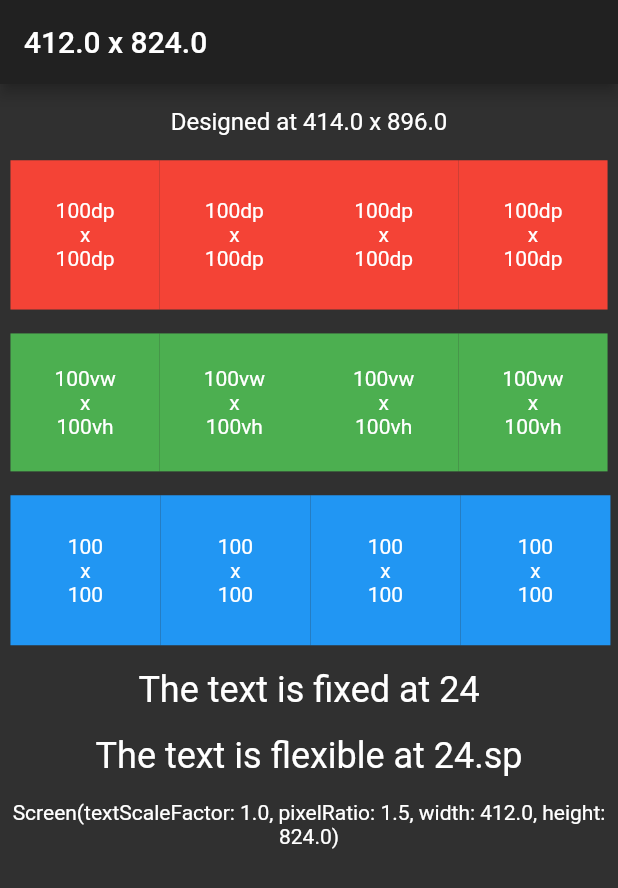
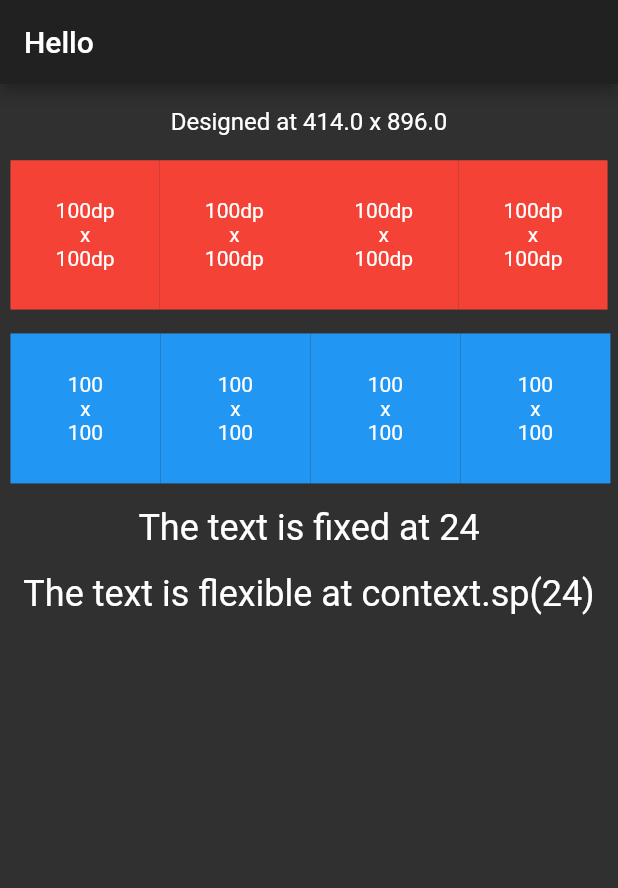
Before and after one commit to jogboms/flutter_scale_aware, a Flutter app: the screen it shows after launch, on a phone screen of 412 x 824 dp. Shown: the top 888 px of the screen. Run offline on Flutter 3.47's test engine with Material 2 defaults, Android fonts, the phone set to English and light mode, and no system bars.

Commit message:
Rework implementation detail

```diff
--- a/example/lib/main.dart
+++ b/example/lib/main.dart
@@ -1,23 +1,18 @@
 import 'package:flutter/material.dart';
-import 'package:flutter_screen_aware/flutter_screen_aware.dart';
+import 'package:flutter_scale_aware/flutter_scale_aware.dart';
 
 void main() => runApp(MyApp());
 
 class MyApp extends StatelessWidget {
   @override
   Widget build(BuildContext context) {
-    return ScreenAwareProvider(
-      config: ScreenConfig(),
-      builder: (_, screen, __) => MaterialApp(
+    return ScaleAware(
+      config: ScaleConfig(),
+      child: MaterialApp(
         title: 'Demo',
         theme: ThemeData.dark(),
-        home: _MyHomePage(title: '${screen.size.width} x ${screen.size.height}'),
+        home: _MyHomePage(title: 'Hello'),
       ),
-//      child: MaterialApp(
-//        title: 'Demo',
-//        theme: ThemeData.dark(),
-//        home: _MyHomePage(title: '${Screen().size.width} x ${Screen().size.height}'),
-//      ),
     );
   }
 }
@@ -32,41 +27,33 @@ class _MyHomePage extends StatelessWidget {
     return Scaffold(
       appBar: AppBar(title: Text(title)),
       body: SingleChildScrollView(
-        padding: EdgeInsets.symmetric(horizontal: 7.dp),
+        padding: EdgeInsets.symmetric(horizontal: context.scale(7)),
         child: Center(
           child: Column(
             children: <Widget>[
-              SizedBox(height: 16.dp),
+              SizedBox(height: context.scale(16)),
               Text(
-                'Designed at ${Screen().config.width} x ${Screen().config.height}',
-                style: TextStyle(fontSize: 16.sp),
+                'Designed at ${ScaleAware.of(context).width} x ${ScaleAware.of(context).height}',
+                style: TextStyle(fontSize: context.fontScale(16)),
                 textAlign: TextAlign.center,
               ),
-              SizedBox(height: 16.dp),
-              _Boxes(size: Size.square(100.dp), color: Colors.red, label: ["100dp", "100dp"]),
-              SizedBox(height: 16.dp),
-              _Boxes(size: Size(100.vw, 100.vh), color: Colors.green, label: ["100vw", "100vh"]),
-              SizedBox(height: 16.dp),
+              SizedBox(height: context.scale(16)),
+              _Boxes(size: Size.square(context.scale(100)), color: Colors.red, label: ["100dp", "100dp"]),
+              SizedBox(height: context.scale(16)),
               _Boxes(size: Size.square(100), color: Colors.blue, label: ["100", "100"]),
-              SizedBox(height: 16.dp),
+              SizedBox(height: context.scale(16)),
               Text(
                 'The text is fixed at 24',
                 style: TextStyle(fontSize: 24),
                 textAlign: TextAlign.center,
               ),
-              SizedBox(height: 16.dp),
+              SizedBox(height: context.scale(16)),
               Text(
-                'The text is flexible at 24.sp',
-                style: TextStyle(fontSize: 24.sp),
+                'The text is flexible at context.sp(24)',
+                style: TextStyle(fontSize: context.fontScale(24)),
                 textAlign: TextAlign.center,
               ),
-              SizedBox(height: 16.dp),
-              Text(
-                Screen().toString(),
-                style: TextStyle(fontSize: 14.sp),
-                textAlign: TextAlign.center,
-              ),
-              SizedBox(height: 48.dp),
+              SizedBox(height: context.scale(48)),
             ],
           ),
         ),
@@ -94,7 +81,7 @@ class _Boxes extends StatelessWidget {
           child: Center(
             child: Text(
               label.join("\nx\n"),
-              style: TextStyle(fontSize: 14.sp),
+              style: TextStyle(fontSize: context.fontScale(14)),
               textAlign: TextAlign.center,
             ),
           ),
--- a/example/pubspec.yaml
+++ b/example/pubspec.yaml
@@ -8,7 +8,7 @@ environment:
 dependencies:
   flutter:
     sdk: flutter
-  flutter_screen_aware:
+  flutter_scale_aware:
     path: ../
 
 dev_dependencies:
--- /dev/null
+++ b/lib/flutter_scale_aware.dart
@@ -0,0 +1,6 @@
+library flutter_screen_aware;
+
+export 'src/extensions.dart';
+export 'src/scale.dart';
+export 'src/scale_aware.dart';
+export 'src/scale_config.dart';
--- a/lib/flutter_screen_aware.dart
+++ /dev/null
@@ -1,6 +0,0 @@
-library flutter_screen_aware;
-
-export 'src/config.dart';
-export 'src/extensions.dart';
-export 'src/provider.dart';
-export 'src/screen.dart';
--- a/lib/src/extensions.dart
+++ b/lib/src/extensions.dart
@@ -1,15 +1,17 @@
-import 'screen.dart';
+import 'package:flutter/widgets.dart';
 
-extension ScreenAwareExtensions<T extends num> on T {
-  /// Device-independent pixels. Where One pixel on a 160dpi screen, and equals two pixels for a 320dpi screen.
-  double get dp => Screen()?.dp(this) ?? toDouble();
+import 'scale.dart';
+import 'scale_aware.dart';
 
-  /// Relative to 1% of the height of the viewport (device window size). If the viewport is 800px high, 1vh = 8px.
-  double get vh => Screen()?.vh(this) ?? toDouble();
+extension BuildContextExtensions on BuildContext {
+  Scale get _scale {
+    final data = MediaQuery.of(this);
+    return Scale(size: data.size, textScaleFactor: data.textScaleFactor, config: ScaleAware.of(this));
+  }
 
-  /// Relative to 1% of the width of the viewport (device window size). If the viewport is 500px wide, 1vw = 5px.
-  double get vw => Screen()?.vw(this) ?? toDouble();
+  /// Pixels scaled per device from design. Where One pixel on a 160px screen equals two pixels on a 320px screen.
+  double scale(num width) => _scale.scale(width);
 
   /// Relative to the font-size setting of the actual device
-  double get sp => Screen()?.sp(this) ?? toDouble();
+  double fontScale(num fontSize) => _scale.fontScale(fontSize);
 }
--- a/lib/src/provider.dart
+++ /dev/null
@@ -1,54 +0,0 @@
-import 'package:flutter/widgets.dart';
-
-import 'config.dart';
-import 'screen.dart';
-
-class ScreenAwareProvider extends StatefulWidget {
-  const ScreenAwareProvider({
-    Key key,
-    this.child,
-    this.builder,
-    this.config = const ScreenConfig(),
-  })  : assert(config != null, 'config cannot be null'),
-        assert(!(builder == null && child == null), 'You should specify either a builder or a child'),
-        super(key: key);
-
-  final Widget child;
-  final ValueWidgetBuilder<Screen> builder;
-  final ScreenConfig config;
-
-  @override
-  _ScreenAwareProviderState createState() => _ScreenAwareProviderState();
-}
-
-class _ScreenAwareProviderState extends State<ScreenAwareProvider> with WidgetsBindingObserver {
-  @override
-  void initState() {
-    super.initState();
-    WidgetsBinding.instance.addObserver(this);
-  }
-
-  @override
-  void dispose() {
-    WidgetsBinding.instance.removeObserver(this);
-    super.dispose();
-  }
-
-  @override
-  void didChangeMetrics() => setState(() {});
-
-  @override
-  void didChangeTextScaleFactor() => setState(() {});
-
-  @override
-  Widget build(BuildContext context) {
-    final window = WidgetsBinding.instance.window;
-    Screen.create(
-      size: window.physicalSize,
-      pixelRatio: window.devicePixelRatio,
-      textScaleFactor: window.textScaleFactor,
-      config: widget.config,
-    );
-    return widget.builder != null ? widget.builder(context, Screen(), widget.child) : widget.child;
-  }
-}
--- /dev/null
+++ b/lib/src/scale_aware.dart
@@ -0,0 +1,40 @@
+import 'package:flutter/foundation.dart';
+import 'package:flutter/widgets.dart';
+
+import 'scale_config.dart';
+
+class ScaleAware extends InheritedWidget {
+  const ScaleAware({
+    Key key,
+    this.config = const ScaleConfig(),
+    @required Widget child,
+  })  : assert(child != null),
+        assert(config != null),
+        super(key: key, child: child);
+
+  final ScaleConfig config;
+
+  static ScaleConfig of(BuildContext context) {
+    assert(context != null);
+    final scaleAware = context.dependOnInheritedWidgetOfExactType<ScaleAware>();
+    if (scaleAware != null) {
+      return scaleAware.config;
+    }
+    throw FlutterError.fromParts(<DiagnosticsNode>[
+      ErrorSummary('ScaleAware.of() called with a context that does not contain a ScaleAware.'),
+      ErrorDescription('No ScaleAware ancestor could be found starting from the context that was passed '
+          'to ScaleAware.of(). This can happen because you do not have a ScaleAware widget '
+          'or it can happen if the context you use comes from a widget above it.'),
+      context.describeElement('The context used was')
+    ]);
+  }
+
+  @override
+  bool updateShouldNotify(ScaleAware oldWidget) => config != oldWidget.config;
+
+  @override
+  void debugFillProperties(DiagnosticPropertiesBuilder properties) {
+    super.debugFillProperties(properties);
+    properties.add(DiagnosticsProperty<ScaleConfig>('config', config));
+  }
+}
--- a/lib/src/config.dart
+++ b/lib/src/scale_config.dart
@@ -1,6 +1,6 @@
 /// Reference device configuration
-class ScreenConfig {
-  const ScreenConfig({this.width = 414, this.height = 896, this.allowFontScaling = true});
+class ScaleConfig {
+  const ScaleConfig({this.width = 414, this.height = 896, this.allowFontScaling = true});
 
   /// Reference width of device. Defaults to 414px (iPhone XS Max)
   final double width;
@@ -10,4 +10,7 @@ class ScreenConfig {
 
   /// Should allow automatic scaling of font sizes. Defaults to true
   final bool allowFontScaling;
+
+  @override
+  String toString() => '$runtimeType($width, $height, $allowFontScaling)';
 }
--- a/lib/src/screen.dart
+++ /dev/null
@@ -1,83 +0,0 @@
-import 'dart:math' show min;
-
-import 'package:flutter/foundation.dart' show required, visibleForTesting;
-import 'package:flutter/rendering.dart' show Size;
-
-import 'config.dart';
-
-class Screen {
-  /// Single-instance factory constructor
-  factory Screen() {
-    if (_instance == null) {
-      throw Exception("You cannot use Screen() without first calling Screen.create or using ScreenAwareProvider");
-    }
-    return _instance;
-  }
-
-  factory Screen.create({
-    @required Size size,
-    @required double pixelRatio,
-    @required double textScaleFactor,
-    @required ScreenConfig config,
-  }) {
-    assert(size != null);
-    assert(pixelRatio != null);
-    assert(textScaleFactor != null);
-    assert(config != null);
-    return _instance = Screen._(
-      size: size / pixelRatio,
-      pixelRatio: pixelRatio,
-      textScaleFactor: textScaleFactor,
-      config: config,
-    );
-  }
-
-  Screen._({this.size, this.pixelRatio, this.textScaleFactor, this.config});
-
-  @visibleForTesting
-  static void reset() => _instance = null;
-
-  @visibleForTesting
-  static Screen copyWith({Size size, double pixelRatio, double textScaleFactor, ScreenConfig config}) {
-    return Screen.create(
-      size: size ?? _instance.size,
-      pixelRatio: pixelRatio ?? _instance.pixelRatio,
-      textScaleFactor: textScaleFactor ?? _instance.textScaleFactor,
-      config: config ?? _instance.config,
-    );
-  }
-
-  /// Physical size of the device
-  final Size size;
-
-  /// Pixel ratio of the device
-  final double pixelRatio;
-
-  /// Scale factor of font size on the device
-  final double textScaleFactor;
-
-  /// Screen configuration of reference device
-  final ScreenConfig config;
-
-  static Screen _instance;
-
-  /// Relative to 1% of the height of the viewport (device window size). If the viewport is 800px high, 1vh = 8px.
-  double vh(num height) => height * size.height / config.height;
-
-  /// Relative to 1% of the width of the viewport (device window size). If the viewport is 500px wide, 1vw = 5px.
-  double vw(num width) => width * size.width / config.width;
-
-  /// Device-independent pixels. Where One pixel on a 160dpi screen, and equals two pixels for a 320dpi screen.
-  double dp(num dimension) => dimension * size.shortestSide / min(config.width, config.height);
-
-  /// Relative to the font-size setting of the actual device
-  double sp(num fontSize) => config.allowFontScaling ? fontSize / textScaleFactor : fontSize.toDouble();
-
-  @override
-  String toString() => '$runtimeType('
-      'textScaleFactor: $textScaleFactor, '
-      'pixelRatio: $pixelRatio, '
-      'width: ${size.width}, '
-      'height: ${size.height}'
-      ')';
-}
```
Also changed, not shown: lib/src/scale.dart (added, +49 -0 lines), pubspec.yaml (+5 -2 lines), example/pubspec.lock, pubspec.lock, 6 other files.
